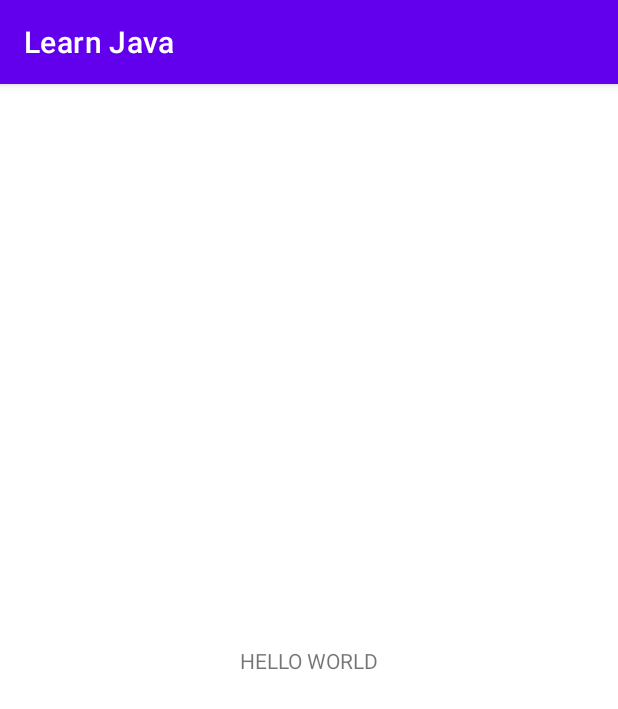
After one commit to charbelc15/COEApp, an Android app: the AttemptsActivity screen opened directly, with no data from a screen before it, on a phone screen of 412 x 824 dp. The commit adds this screen. Shown: the top 709 px of the screen. Run offline under Robolectric (Android 15) with nearby library versions, the phone set to English and light mode, and no system bars.

Commit message:
added attempts page

```diff
--- a/app/src/main/AndroidManifest.xml
+++ b/app/src/main/AndroidManifest.xml
@@ -18,6 +18,9 @@
         android:roundIcon="@mipmap/java"
         android:supportsRtl="true"
         android:theme="@style/Theme.Project3">
+        <activity
+            android:name=".AttemptsActivity"
+            android:exported="true" />
         <!--
              The API key for Google Maps-based APIs is defined as a string resource.
              (See the file "res/values/google_maps_api.xml").
--- a/app/src/main/java/com/example/project3/Attempt.java
+++ b/app/src/main/java/com/example/project3/Attempt.java
@@ -5,7 +5,6 @@ import androidx.annotation.RequiresApi;
 
 import java.time.LocalDate;
 import java.util.List;
-
 
 public class Attempt {
     private final LocalDate date;
--- /dev/null
+++ b/app/src/main/java/com/example/project3/AttemptsActivity.java
@@ -0,0 +1,14 @@
+package com.example.project3;
+
+import androidx.appcompat.app.AppCompatActivity;
+
+import android.os.Bundle;
+
+public class AttemptsActivity extends AppCompatActivity {
+
+    @Override
+    protected void onCreate(Bundle savedInstanceState) {
+        super.onCreate(savedInstanceState);
+        setContentView(R.layout.activity_attempts);
+    }
+}
--- a/app/src/main/java/com/example/project3/Question.java
+++ b/app/src/main/java/com/example/project3/Question.java
@@ -16,7 +16,6 @@ public class Question implements Parcelable
     private URL link;
     private final int score;
 
-
     public Question(int questionId, String question, List<String> possibleAnswers, String correctAnswer, URL link, int score) {
         this.questionId = questionId;
         this.question = question;
@@ -24,9 +23,6 @@ public class Question implements Parcelable
         this.correctAnswer = correctAnswer;
         this.link = link;
         this.score = score;
-
-
-
     }
 
     protected Question(Parcel in) {
--- a/app/src/main/java/com/example/project3/QuizActivity.java
+++ b/app/src/main/java/com/example/project3/QuizActivity.java
@@ -28,7 +28,6 @@ public class QuizActivity extends AppCompatActivity
     // to keep current question track
     private int currentQuestionIndex = 0;
     private Question[] questions;
-
 
     @Override
     protected void onCreate(Bundle savedInstanceState)
--- a/app/src/main/java/com/example/project3/QuizTypeActivity.java
+++ b/app/src/main/java/com/example/project3/QuizTypeActivity.java
@@ -14,10 +14,11 @@ import android.widget.Toast;
 import androidx.annotation.RequiresApi;
 import androidx.appcompat.app.AppCompatActivity;
 
-
 import com.google.gson.Gson;
 import com.google.gson.reflect.TypeToken;
+
 import org.json.JSONException;
+
 import java.io.IOException;
 import java.io.InputStream;
 import java.io.Serializable;
--- /dev/null
+++ b/app/src/main/res/layout/activity_attempts.xml
@@ -0,0 +1,18 @@
+<?xml version="1.0" encoding="utf-8"?>
+<androidx.constraintlayout.widget.ConstraintLayout xmlns:android="http://schemas.android.com/apk/res/android"
+    xmlns:app="http://schemas.android.com/apk/res-auto"
+    xmlns:tools="http://schemas.android.com/tools"
+    android:layout_width="match_parent"
+    android:layout_height="match_parent"
+    tools:context=".AttemptsActivity">
+
+    <TextView
+        android:id="@+id/textView5"
+        android:layout_width="wrap_content"
+        android:layout_height="wrap_content"
+        android:text="HELLO WORLD"
+        app:layout_constraintBottom_toBottomOf="parent"
+        app:layout_constraintEnd_toEndOf="parent"
+        app:layout_constraintStart_toStartOf="parent"
+        app:layout_constraintTop_toTopOf="parent" />
+</androidx.constraintlayout.widget.ConstraintLayout>
```
Also changed, not shown: app/src/main/java/com/example/project3/MainActivity.java (+11 -0 lines), app/src/main/res/layout/activity_main.xml (+29 -0 lines), app/src/main/res/drawable/attempts_page_icon.png (added).
